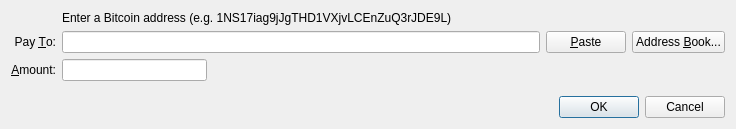
The window that sendcoinsdialog.ui (raffermeko/bitcoin) describes before a commit, drawn with Qt 5.
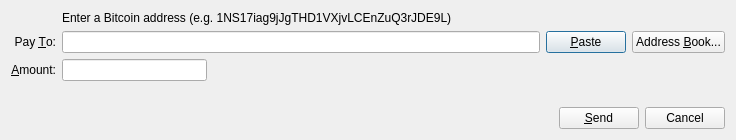
The same window after the commit.

```diff
--- a/sendcoinsdialog.ui
+++ b/sendcoinsdialog.ui
@@ -7,7 +7,7 @@
     <x>0</x>
     <y>0</y>
     <width>736</width>
-    <height>129</height>
+    <height>140</height>
    </rect>
   </property>
   <property name="windowTitle">
@@ -97,14 +97,35 @@
     </spacer>
    </item>
    <item>
-    <widget class="QDialogButtonBox" name="buttonBox">
-     <property name="orientation">
-      <enum>Qt::Horizontal</enum>
-     </property>
-     <property name="standardButtons">
-      <set>QDialogButtonBox::Cancel|QDialogButtonBox::Ok</set>
-     </property>
-    </widget>
+    <layout class="QHBoxLayout" name="horizontalLayout">
+     <item>
+      <spacer name="horizontalSpacer">
+       <property name="orientation">
+        <enum>Qt::Horizontal</enum>
+       </property>
+       <property name="sizeHint" stdset="0">
+        <size>
+         <width>40</width>
+         <height>20</height>
+        </size>
+       </property>
+      </spacer>
+     </item>
+     <item>
+      <widget class="QPushButton" name="sendButton">
+       <property name="text">
+        <string>&amp;Send</string>
+       </property>
+      </widget>
+     </item>
+     <item>
+      <widget class="QPushButton" name="cancelButton">
+       <property name="text">
+        <string>Cancel</string>
+       </property>
+      </widget>
+     </item>
+    </layout>
    </item>
   </layout>
  </widget>
```
Left out of the diff: 41 changed lines with no effect on the pictures.
